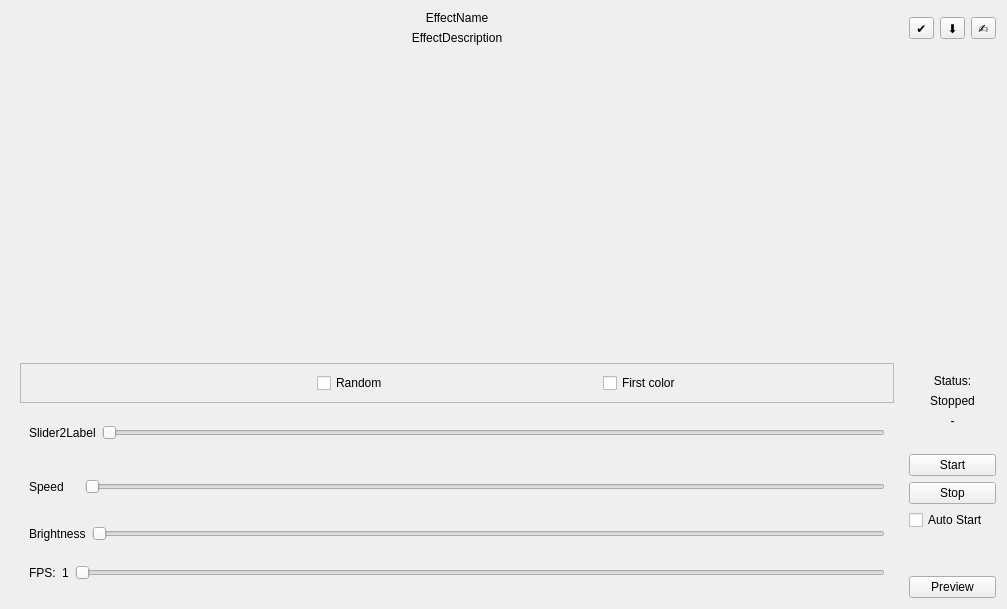
Above: OpenRGBEffectPage.ui from DLdota/OpenRGBEffectsPlugin before the change. Below: the same form after it.
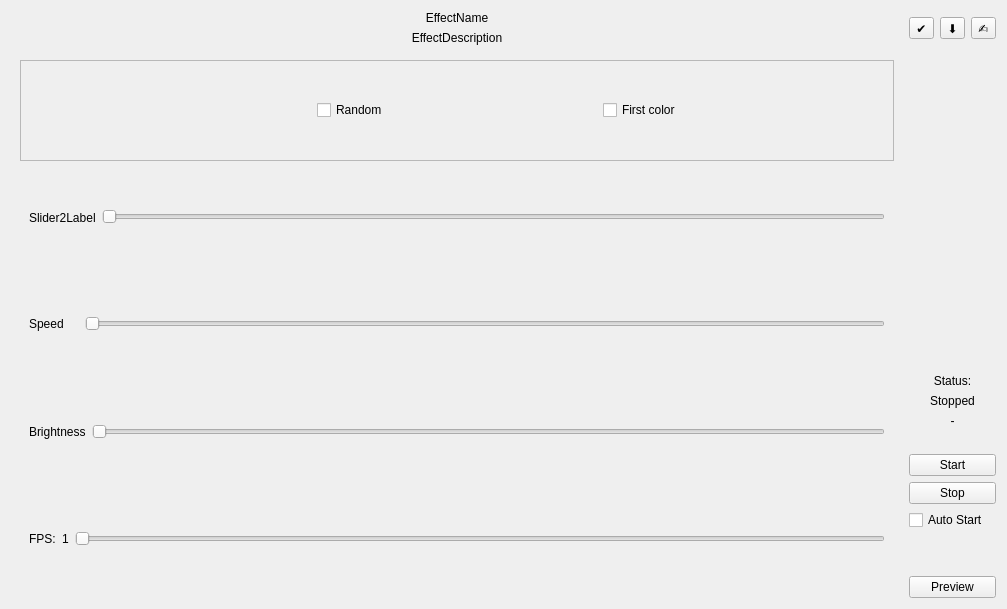
That is the form after the change.

Commit message: Fix effects layout

```diff
--- a/OpenRGBEffectPage.ui
+++ b/OpenRGBEffectPage.ui
@@ -62,19 +62,6 @@
       </sizepolicy>
      </property>
      <layout class="QVBoxLayout" name="verticalLayout">
-      <item>
-       <spacer name="spacer">
-        <property name="orientation">
-         <enum>Qt::Vertical</enum>
-        </property>
-        <property name="sizeHint" stdset="0">
-         <size>
-          <width>20</width>
-          <height>40</height>
-         </size>
-        </property>
-       </spacer>
-      </item>
       <item>
        <layout class="QVBoxLayout" name="ExtraOptions"/>
       </item>
```
